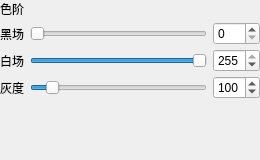
Qt form psDemo/ui/adj/adjlevels.ui (littletenyuan01/photoshopDemo) before a commit.
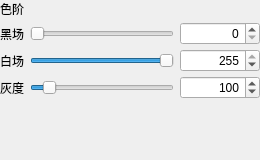
The same form after that commit.

Patch:
```diff
--- a/psDemo/ui/adj/adjlevels.ui
+++ b/psDemo/ui/adj/adjlevels.ui
@@ -27,6 +27,12 @@
               </item>
               <item row="0" column="1">
                <widget class="QSlider" name="slider_black">
+                <property name="sizePolicy">
+                 <sizepolicy hsizetype="Expanding" vsizetype="Fixed">
+                  <horstretch>1</horstretch>
+                  <verstretch>0</verstretch>
+                 </sizepolicy>
+                </property>
                 <property name="orientation"><enum>Qt::Orientation::Horizontal</enum></property>
                 <property name="minimum"><number>0</number></property>
                 <property name="maximum"><number>255</number></property>
@@ -35,6 +41,27 @@
               </item>
               <item row="0" column="2">
                <widget class="QSpinBox" name="spin_black">
+                <property name="sizePolicy">
+                 <sizepolicy hsizetype="Fixed" vsizetype="Fixed">
+                  <horstretch>0</horstretch>
+                  <verstretch>0</verstretch>
+                 </sizepolicy>
+                </property>
+                <property name="minimumSize">
+                 <size>
+                  <width>80</width>
+                  <height>0</height>
+                 </size>
+                </property>
+                <property name="maximumSize">
+                 <size>
+                  <width>96</width>
+                  <height>16777215</height>
+                 </size>
+                </property>
+                <property name="alignment">
+                 <set>Qt::AlignmentFlag::AlignRight|Qt::AlignmentFlag::AlignVCenter</set>
+                </property>
                 <property name="minimum"><number>0</number></property>
                 <property name="maximum"><number>255</number></property>
                 <property name="value"><number>0</number></property>
@@ -47,6 +74,12 @@
               </item>
               <item row="1" column="1">
                <widget class="QSlider" name="slider_white">
+                <property name="sizePolicy">
+                 <sizepolicy hsizetype="Expanding" vsizetype="Fixed">
+                  <horstretch>1</horstretch>
+                  <verstretch>0</verstretch>
+                 </sizepolicy>
+                </property>
                 <property name="orientation"><enum>Qt::Orientation::Horizontal</enum></property>
                 <property name="minimum"><number>0</number></property>
                 <property name="maximum"><number>255</number></property>
@@ -55,6 +88,27 @@
               </item>
               <item row="1" column="2">
                <widget class="QSpinBox" name="spin_white">
+                <property name="sizePolicy">
+                 <sizepolicy hsizetype="Fixed" vsizetype="Fixed">
+                  <horstretch>0</horstretch>
+                  <verstretch>0</verstretch>
+                 </sizepolicy>
+                </property>
+                <property name="minimumSize">
+                 <size>
+                  <width>80</width>
+                  <height>0</height>
+                 </size>
+                </property>
+                <property name="maximumSize">
+                 <size>
+                  <width>96</width>
+                  <height>16777215</height>
+                 </size>
+                </property>
+                <property name="alignment">
+                 <set>Qt::AlignmentFlag::AlignRight|Qt::AlignmentFlag::AlignVCenter</set>
+                </property>
                 <property name="minimum"><number>0</number></property>
                 <property name="maximum"><number>255</number></property>
                 <property name="value"><number>255</number></property>
@@ -67,6 +121,12 @@
               </item>
               <item row="2" column="1">
                <widget class="QSlider" name="slider_gamma">
+                <property name="sizePolicy">
+                 <sizepolicy hsizetype="Expanding" vsizetype="Fixed">
+                  <horstretch>1</horstretch>
+                  <verstretch>0</verstretch>
+                 </sizepolicy>
+                </property>
                 <property name="orientation"><enum>Qt::Orientation::Horizontal</enum></property>
                 <property name="minimum"><number>10</number></property>
                 <property name="maximum"><number>999</number></property>
@@ -75,6 +135,27 @@
               </item>
               <item row="2" column="2">
                <widget class="QSpinBox" name="spin_gamma">
+                <property name="sizePolicy">
+                 <sizepolicy hsizetype="Fixed" vsizetype="Fixed">
+                  <horstretch>0</horstretch>
+                  <verstretch>0</verstretch>
+                 </sizepolicy>
+                </property>
+                <property name="minimumSize">
+                 <size>
+                  <width>80</width>
+                  <height>0</height>
+                 </size>
+                </property>
+                <property name="maximumSize">
+                 <size>
+                  <width>96</width>
+                  <height>16777215</height>
+                 </size>
+                </property>
+                <property name="alignment">
+                 <set>Qt::AlignmentFlag::AlignRight|Qt::AlignmentFlag::AlignVCenter</set>
+                </property>
                 <property name="minimum"><number>10</number></property>
                 <property name="maximum"><number>999</number></property>
                 <property name="value"><number>100</number></property>
```
Left out of the diff: 2 changed lines with no effect on the pictures.
